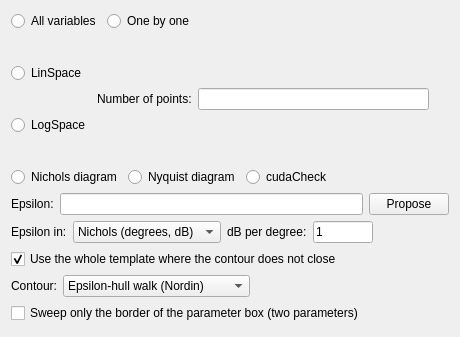
Qt form src/gui/templates/templates_form.ui (Isaac-Martinez-Forte/QFTbx) before a commit; both pictures show x 0 to 460 and y 0 to 337 of the 460 by 485 pixel window.
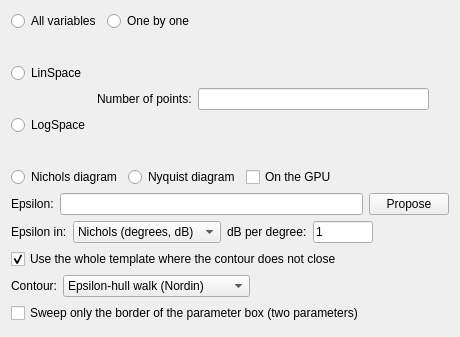
The same form after that commit.

What changed in the file:
```diff
--- a/src/gui/templates/templates_form.ui
+++ b/src/gui/templates/templates_form.ui
@@ -243,9 +243,9 @@
       </widget>
      </item>
      <item>
-      <widget class="QRadioButton" name="cudaCheck">
+      <widget class="QCheckBox" name="cudaCheck">
        <property name="text">
-        <string>cudaCheck</string>
+        <string>On the GPU</string>
        </property>
       </widget>
      </item>
```
Left out of the diff: 8 changed lines with no effect on the pictures.
